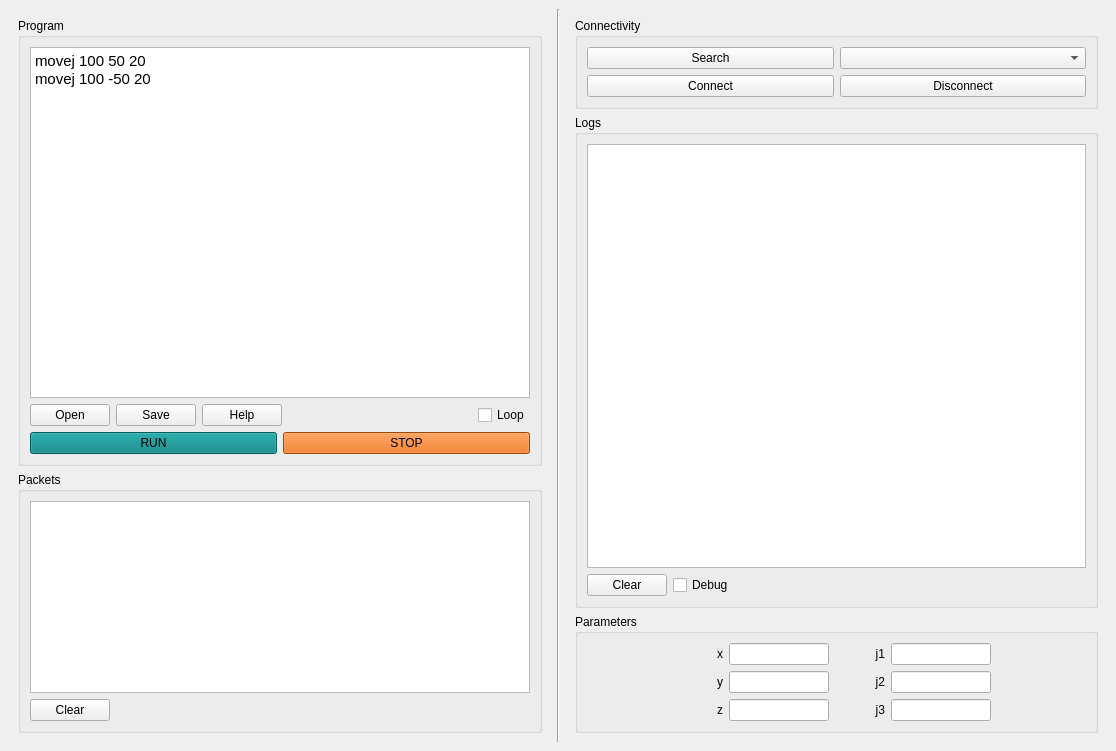
The window that M4N3D_app/M4N3D_app/ui/mainwindow.ui (TLubelski/M4N3D) describes before a commit, drawn with Qt 5.
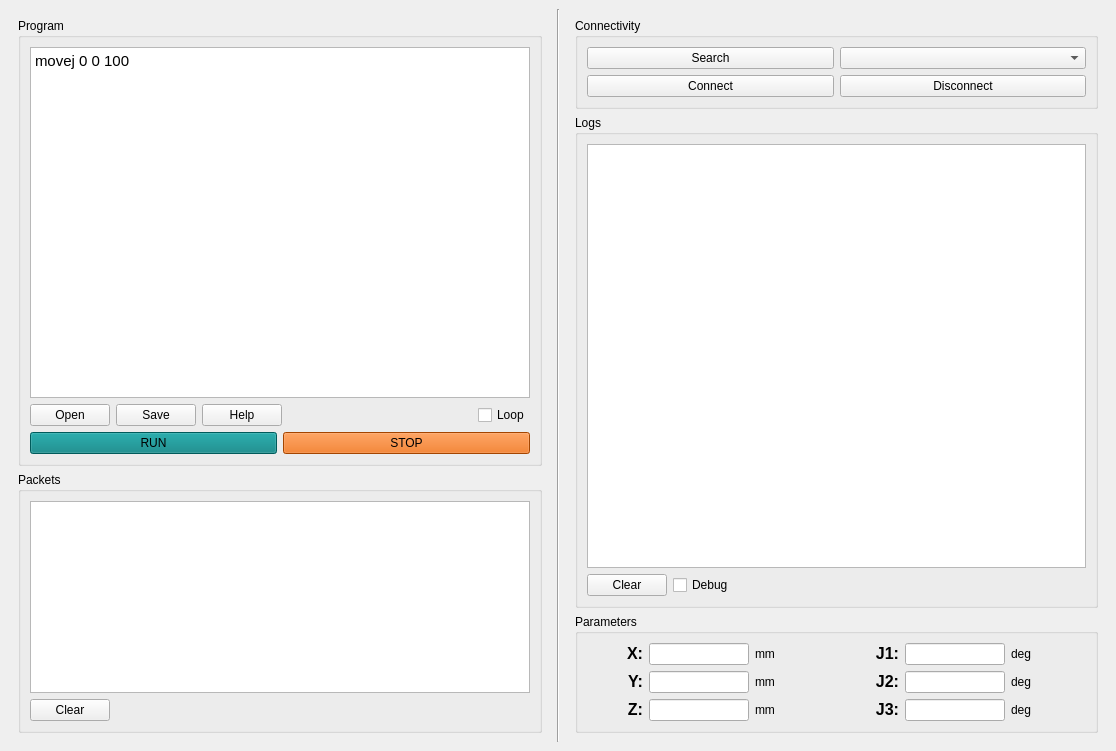
The same window after the commit.

Patch:
```diff
--- a/M4N3D_app/M4N3D_app/ui/mainwindow.ui
+++ b/M4N3D_app/M4N3D_app/ui/mainwindow.ui
@@ -17,6 +17,12 @@
    <layout class="QHBoxLayout" name="horizontalLayout_2">
     <item>
      <widget class="QWidget" name="widgetControl" native="true">
+      <property name="sizePolicy">
+       <sizepolicy hsizetype="Preferred" vsizetype="Preferred">
+        <horstretch>0</horstretch>
+        <verstretch>0</verstretch>
+       </sizepolicy>
+      </property>
       <layout class="QVBoxLayout" name="verticalLayout_2">
        <item>
         <widget class="QGroupBox" name="groupBox_4">
@@ -41,8 +47,8 @@
 p, li { white-space: pre-wrap; }
 hr { height: 1px; border-width: 0; }
 &lt;/style&gt;&lt;/head&gt;&lt;body style=&quot; font-family:'Ubuntu'; font-size:11pt; font-weight:400; font-style:normal;&quot;&gt;
-&lt;p style=&quot; margin-top:0px; margin-bottom:0px; margin-left:0px; margin-right:0px; -qt-block-indent:0; text-indent:0px;&quot;&gt;movej 100 50 20&lt;/p&gt;
-&lt;p style=&quot; margin-top:0px; margin-bottom:0px; margin-left:0px; margin-right:0px; -qt-block-indent:0; text-indent:0px;&quot;&gt;movej 100 -50 20&lt;/p&gt;&lt;/body&gt;&lt;/html&gt;</string>
+&lt;p style=&quot; margin-top:0px; margin-bottom:0px; margin-left:0px; margin-right:0px; -qt-block-indent:0; text-indent:0px;&quot;&gt;movej 0 0 100&lt;/p&gt;
+&lt;p style=&quot;-qt-paragraph-type:empty; margin-top:0px; margin-bottom:0px; margin-left:0px; margin-right:0px; -qt-block-indent:0; text-indent:0px;&quot;&gt;&lt;br /&gt;&lt;/p&gt;&lt;/body&gt;&lt;/html&gt;</string>
             </property>
            </widget>
           </item>
@@ -200,6 +206,12 @@
     </item>
     <item>
      <widget class="QWidget" name="widgetInfo" native="true">
+      <property name="sizePolicy">
+       <sizepolicy hsizetype="Ignored" vsizetype="Preferred">
+        <horstretch>0</horstretch>
+        <verstretch>0</verstretch>
+       </sizepolicy>
+      </property>
       <layout class="QVBoxLayout" name="verticalLayout">
        <item>
         <widget class="QGroupBox" name="groupBoxConnectivity">
@@ -299,11 +311,24 @@
              <layout class="QVBoxLayout" name="verticalLayout_3">
               <item>
                <layout class="QHBoxLayout" name="horizontalLayout_6">
+                <item>
+                 <spacer name="horizontalSpacer_10">
+                  <property name="orientation">
+                   <enum>Qt::Horizontal</enum>
+                  </property>
+                  <property name="sizeHint" stdset="0">
+                   <size>
+                    <width>40</width>
+                    <height>20</height>
+                   </size>
+                  </property>
+                 </spacer>
+                </item>
                 <item>
                  <widget class="QLabel" name="x">
                   <property name="minimumSize">
                    <size>
-                    <width>35</width>
+                    <width>0</width>
                     <height>0</height>
                    </size>
                   </property>
@@ -314,7 +339,7 @@
                    </size>
                   </property>
                   <property name="text">
-                   <string>x</string>
+                   <string>&lt;html&gt;&lt;head/&gt;&lt;body&gt;&lt;p&gt;&lt;span style=&quot; font-size:12pt; font-weight:700;&quot;&gt;X:&lt;/span&gt;&lt;/p&gt;&lt;/body&gt;&lt;/html&gt;</string>
                   </property>
                   <property name="alignment">
                    <set>Qt::AlignRight|Qt::AlignTrailing|Qt::AlignVCenter</set>
@@ -343,14 +368,47 @@
                   </property>
                  </widget>
                 </item>
+                <item>
+                 <widget class="QLabel" name="label">
+                  <property name="text">
+                   <string>mm</string>
+                  </property>
+                 </widget>
+                </item>
+                <item>
+                 <spacer name="horizontalSpacer_7">
+                  <property name="orientation">
+                   <enum>Qt::Horizontal</enum>
+                  </property>
+                  <property name="sizeHint" stdset="0">
+                   <size>
+                    <width>40</width>
+                    <height>20</height>
+                   </size>
+                  </property>
+                 </spacer>
+                </item>
                </layout>
               </item>
               <item>
                <layout class="QHBoxLayout" name="horizontalLayout">
+                <item>
+                 <spacer name="horizontalSpacer_11">
+                  <property name="orientation">
+                   <enum>Qt::Horizontal</enum>
+                  </property>
+                  <property name="sizeHint" stdset="0">
+                   <size>
+                    <width>40</width>
+                    <height>20</height>
+                   </size>
+                  </property>
+                 </spacer>
+                </item>
                 <item>
                  <widget class="QLabel" name="y">
                   <property name="text">
-                   <string>y</string>
+                   <string>&lt;html&gt;&lt;head/&gt;&lt;body&gt;&lt;p&gt;&lt;span style=&quot; font-size:12pt; font-weight:700;&quot;&gt;Y:&lt;/span&gt;&lt;/p&gt;&lt;/body&gt;&lt;/html&gt;</string>
                   </property>
                   <property name="alignment">
                    <set>Qt::AlignRight|Qt::AlignTrailing|Qt::AlignVCenter</set>
@@ -376,14 +434,47 @@
                   </property>
                  </widget>
                 </item>
+                <item>
+                 <widget class="QLabel" name="label_2">
+                  <property name="text">
+                   <string>mm</string>
+                  </property>
+                 </widget>
+                </item>
+                <item>
+                 <spacer name="horizontalSpacer_8">
+                  <property name="orientation">
+                   <enum>Qt::Horizontal</enum>
+                  </property>
+                  <property name="sizeHint" stdset="0">
+                   <size>
+                    <width>40</width>
+                    <height>20</height>
+                   </size>
+                  </property>
+                 </spacer>
+                </item>
                </layout>
               </item>
               <item>
                <layout class="QHBoxLayout" name="horizontalLayout_8">
+                <item>
+                 <spacer name="horizontalSpacer_12">
+                  <property name="orientation">
+                   <enum>Qt::Horizontal</enum>
+                  </property>
+                  <property name="sizeHint" stdset="0">
+                   <size>
+                    <width>40</width>
+                    <height>20</height>
+                   </size>
+                  </property>
+                 </spacer>
+                </item>
                 <item>
                  <widget class="QLabel" name="z">
                   <property name="text">
-                   <string>z</string>
+                   <string>&lt;html&gt;&lt;head/&gt;&lt;body&gt;&lt;p&gt;&lt;span style=&quot; font-size:12pt; font-weight:700;&quot;&gt;Z:&lt;/span&gt;&lt;/p&gt;&lt;/body&gt;&lt;/html&gt;</string>
                   </property>
                   <property name="alignment">
                    <set>Qt::AlignRight|Qt::AlignTrailing|Qt::AlignVCenter</set>
@@ -409,6 +500,26 @@
                   </property>
                  </widget>
                 </item>
+                <item>
+                 <widget class="QLabel" name="label_3">
+                  <property name="text">
+                   <string>mm</string>
+                  </property>
+                 </widget>
+                </item>
+                <item>
+                 <spacer name="horizontalSpacer_9">
+                  <property name="orientation">
+                   <enum>Qt::Horizontal</enum>
+                  </property>
+                  <property name="sizeHint" stdset="0">
+                   <size>
+                    <width>40</width>
+                    <height>20</height>
+                   </size>
+                  </property>
+                 </spacer>
+                </item>
                </layout>
               </item>
              </layout>
@@ -417,11 +528,24 @@
              <layout class="QVBoxLayout" name="verticalLayout_5">
               <item>
                <layout class="QHBoxLayout" name="horizontalLayout_11">
+                <item>
+                 <spacer name="horizontalSpacer_4">
+                  <property name="orientation">
+                   <enum>Qt::Horizontal</enum>
+                  </property>
+                  <property name="sizeHint" stdset="0">
+                   <size>
+                    <width>40</width>
+                    <height>20</height>
+                   </size>
+                  </property>
+                 </spacer>
+                </item>
                 <item>
                  <widget class="QLabel" name="j1">
                   <property name="minimumSize">
                    <size>
-                    <width>50</width>
+                    <width>0</width>
                     <height>0</height>
                    </size>
                   </property>
@@ -432,7 +556,7 @@
                    </size>
                   </property>
                   <property name="text">
-                   <string>j1</string>
+                   <string>&lt;html&gt;&lt;head/&gt;&lt;body&gt;&lt;p&gt;&lt;span style=&quot; font-size:12pt; font-weight:700;&quot;&gt;J1:&lt;/span&gt;&lt;/p&gt;&lt;/body&gt;&lt;/html&gt;</string>
                   </property>
                   <property name="alignment">
                    <set>Qt::AlignRight|Qt::AlignTrailing|Qt::AlignVCenter</set>
@@ -458,10 +582,43 @@
                   </property>
                  </widget>
                 </item>
+                <item>
+                 <widget class="QLabel" name="label_4">
+                  <property name="text">
+                   <string>deg</string>
+                  </property>
+                 </widget>
+                </item>
+                <item>
+                 <spacer name="horizontalSpacer_13">
+                  <property name="orientation">
+                   <enum>Qt::Horizontal</enum>
+                  </property>
+                  <property name="sizeHint" stdset="0">
+                   <size>
+                    <width>40</width>
+                    <height>20</height>
+                   </size>
+                  </property>
+                 </spacer>
+                </item>
                </layout>
               </item>
               <item>
                <layout class="QHBoxLayout" name="horizontalLayout_9">
+                <item>
+                 <spacer name="horizontalSpacer_5">
+                  <property name="orientation">
+                   <enum>Qt::Horizontal</enum>
+                  </property>
+                  <property name="sizeHint" stdset="0">
+                   <size>
+                    <width>40</width>
+                    <height>20</height>
+                   </size>
+                  </property>
+                 </spacer>
+                </item>
                 <item>
                  <widget class="QLabel" name="j2">
                   <property name="maximumSize">
@@ -471,7 +628,7 @@
                    </size>
                   </property>
                   <property name="text">
-                   <string>j2</string>
+                   <string>&lt;html&gt;&lt;head/&gt;&lt;body&gt;&lt;p&gt;&lt;span style=&quot; font-size:12pt; font-weight:700;&quot;&gt;J2:&lt;/span&gt;&lt;/p&gt;&lt;/body&gt;&lt;/html&gt;</string>
                   </property>
                   <property name="alignment">
                    <set>Qt::AlignRight|Qt::AlignTrailing|Qt::AlignVCenter</set>
@@ -497,10 +654,43 @@
                   </property>
                  </widget>
                 </item>
+                <item>
+                 <widget class="QLabel" name="label_5">
+                  <property name="text">
+                   <string>deg</string>
+                  </property>
+                 </widget>
+                </item>
+                <item>
+                 <spacer name="horizontalSpacer_14">
+                  <property name="orientation">
+                   <enum>Qt::Horizontal</enum>
+                  </property>
+                  <property name="sizeHint" stdset="0">
+                   <size>
+                    <width>40</width>
+                    <height>20</height>
+                   </size>
+                  </property>
+                 </spacer>
+                </item>
                </layout>
               </item>
               <item>
                <layout class="QHBoxLayout" name="horizontalLayout_7">
+                <item>
+                 <spacer name="horizontalSpacer_6">
+                  <property name="orientation">
+                   <enum>Qt::Horizontal</enum>
+                  </property>
+                  <property name="sizeHint" stdset="0">
+                   <size>
+                    <width>40</width>
+                    <height>20</height>
+                   </size>
+                  </property>
+                 </spacer>
+                </item>
                 <item>
                  <widget class="QLabel" name="j3">
                   <property name="maximumSize">
@@ -510,7 +700,7 @@
                    </size>
                   </property>
                   <property name="text">
-                   <string>j3</string>
+                   <string>&lt;html&gt;&lt;head/&gt;&lt;body&gt;&lt;p&gt;&lt;span style=&quot; font-size:12pt; font-weight:700;&quot;&gt;J3:&lt;/span&gt;&lt;/p&gt;&lt;/body&gt;&lt;/html&gt;</string>
                   </property>
                   <property name="alignment">
                    <set>Qt::AlignRight|Qt::AlignTrailing|Qt::AlignVCenter</set>
@@ -536,6 +726,26 @@
                   </property>
                  </widget>
                 </item>
+                <item>
+                 <widget class="QLabel" name="label_6">
+                  <property name="text">
+                   <string>deg</string>
+                  </property>
+                 </widget>
+                </item>
+                <item>
+                 <spacer name="horizontalSpacer_15">
+                  <property name="orientation">
+                   <enum>Qt::Horizontal</enum>
+                  </property>
+                  <property name="sizeHint" stdset="0">
+                   <size>
+                    <width>40</width>
+                    <height>20</height>
+                   </size>
+                  </property>
+                 </spacer>
+                </item>
                </layout>
               </item>
              </layout>
```
